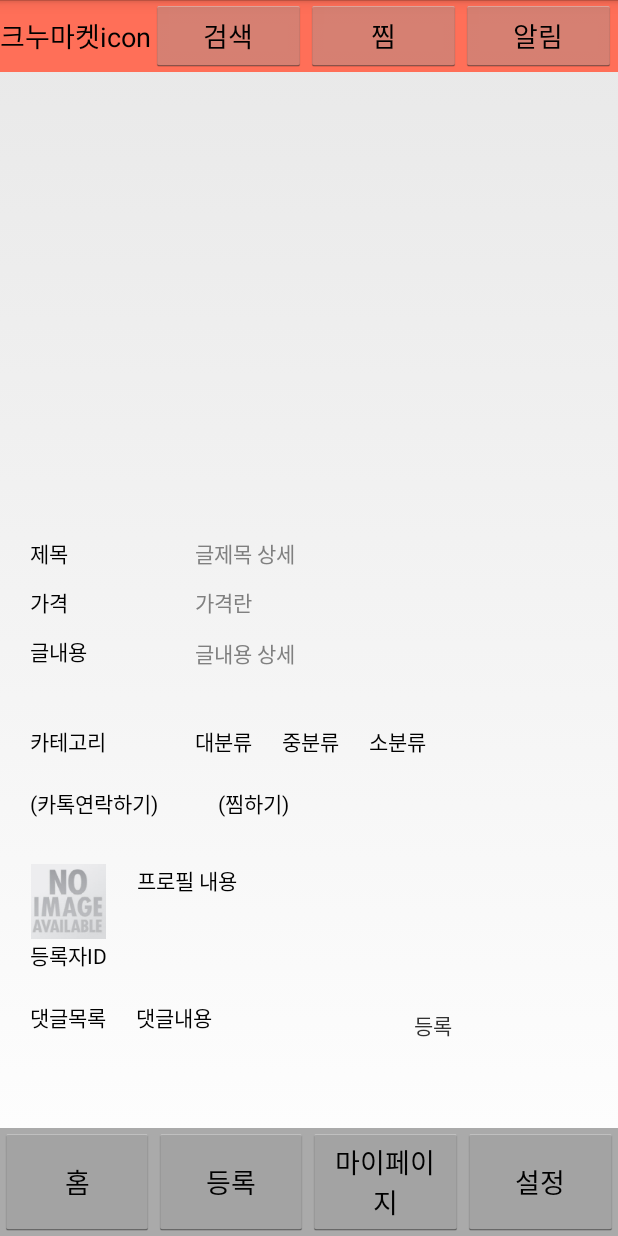
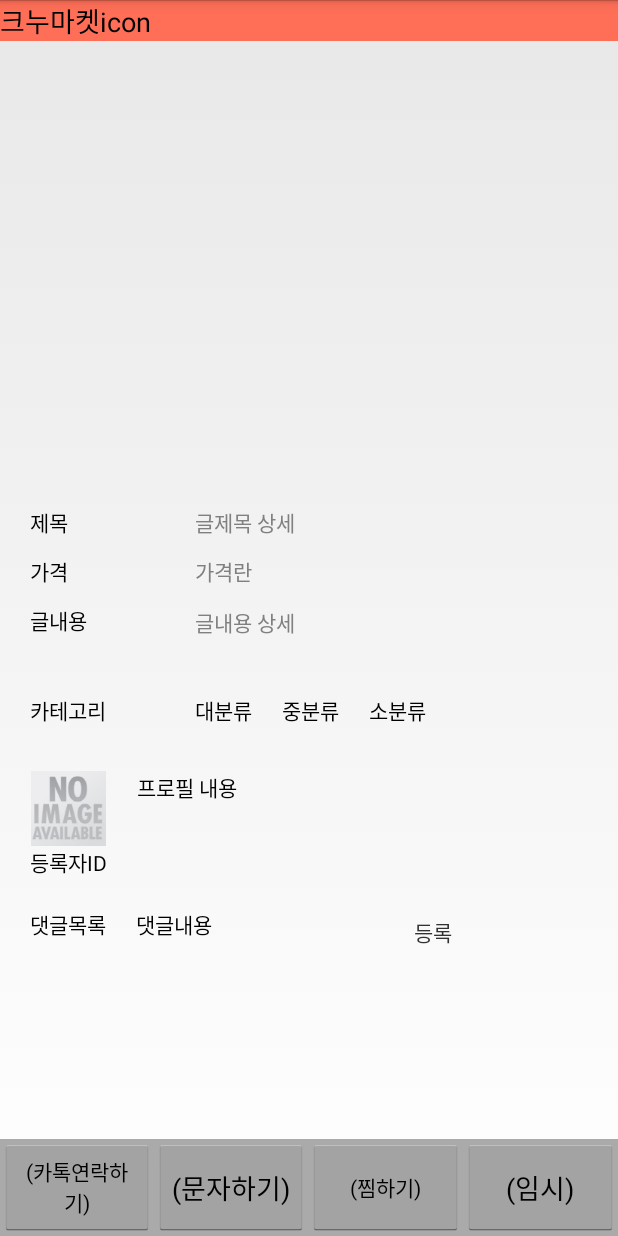
Before and after one commit to Ganco/KNU_Market, an Android app: the PostActivity screen opened directly, with no data from a screen before it, on a phone screen of 412 x 824 dp. Run offline under Robolectric (Android 15) with nearby library versions, the phone set to English and light mode, and no system bars; 1 statement that could not run was skipped.

Commit message:
layout update

```diff
--- a/app/src/main/res/layout/activity_post.xml
+++ b/app/src/main/res/layout/activity_post.xml
@@ -32,27 +32,6 @@
                 android:text="크누마켓icon"
                 android:id="@+id/textView" />
 
-            <Button
-                android:layout_width="wrap_content"
-                android:layout_height="wrap_content"
-                android:text="@string/search"
-                android:id="@+id/button"
-                android:layout_weight="0.33" />
-
-            <Button
-                android:layout_width="wrap_content"
-                android:layout_height="wrap_content"
-                android:text="@string/zzim"
-                android:id="@+id/button2"
-                android:layout_weight="0.33" />
-
-            <Button
-                android:layout_width="wrap_content"
-                android:layout_height="wrap_content"
-                android:text="@string/notify"
-                android:id="@+id/button3"
-                android:layout_weight="0.33" />
-
         </LinearLayout>
         <ScrollView
             android:layout_width="fill_parent"
@@ -75,7 +54,7 @@
                 android:id="@+id/post_layout">
 
                 <view
-                    android:layout_width="wrap_content"
+                    android:layout_width="match_parent"
                     android:layout_height="300dp"
                     class="android.support.v4.view.ViewPager"
                     android:id="@+id/post_viewpager"
@@ -221,35 +200,6 @@
 
                     </LinearLayout>
 
-
-
-                    <LinearLayout
-                        android:orientation="horizontal"
-                        android:layout_width="fill_parent"
-                        android:layout_height="wrap_content"
-                        android:layout_marginTop="20dp"
-                        android:layout_marginStart="20dp"
-                        android:layout_weight="1">
-
-                        <TextView
-                            android:layout_width="wrap_content"
-                            android:layout_height="match_parent"
-                            android:text="(카톡연락하기)"
-                            android:textSize="14sp"
-                            android:textColor="@android:color/black"
-                            android:id="@+id/ItemText07"/>
-
-                        <TextView
-                            android:layout_width="wrap_content"
-                            android:layout_height="match_parent"
-                            android:layout_marginStart="40dp"
-                            android:text="(찜하기)"
-                            android:textSize="14sp"
-                            android:textColor="@android:color/black"
-                            android:id="@+id/ItemText08"/>
-
-                    </LinearLayout>
-
                     <LinearLayout
                         android:orientation="horizontal"
                         android:layout_width="fill_parent"
@@ -328,6 +278,13 @@
                             android:layout_marginTop="5dp"
                             android:text="등록"
                             android:id="@+id/ItemText12"/>
+                        <ListView
+                            android:layout_width="match_parent"
+                            android:layout_height="wrap_content"
+                            android:id="@+id/commentList">
+
+
+                         </ListView>
                     </LinearLayout>
                 </LinearLayout>
 
@@ -351,30 +308,35 @@
                 android:layout_height="wrap_content">
 
                 <Button
-                    android:layout_width="0dp"
+                    android:layout_width="50dp"
                     android:layout_height="match_parent"
-                    android:text="@string/home"
                     android:id="@+id/button4"
-                    android:layout_weight="1" />
+                    android:layout_weight="1"
+                    android:text="(카톡연락하기)"
+                    android:textSize="14sp"
+                    android:textColor="@android:color/black"/>
 
                 <Button
-                    android:layout_width="0dp"
+                    android:layout_width="50dp"
                     android:layout_height="match_parent"
-                    android:text="@string/addPost"
+                    android:text="(문자하기)"
                     android:id="@+id/button5"
                     android:layout_weight="1" />
 
                 <Button
-                    android:layout_width="0dp"
+                    android:layout_width="50dp"
                     android:layout_height="match_parent"
-                    android:text="@string/myPage"
                     android:id="@+id/button6"
-                    android:layout_weight="1" />
+                    android:layout_weight="1"
+                    android:text="(찜하기)"
+                    android:textSize="14sp"
+                    android:textColor="@android:color/black"/>
+
 
                 <Button
-                    android:layout_width="0dp"
+                    android:layout_width="50dp"
                     android:layout_height="match_parent"
-                    android:text="@string/config"
+                    android:text="(임시)"
                     android:id="@+id/button7"
                     android:layout_weight="1" />
             </LinearLayout>
```
Also changed, not shown: app/src/main/res/layout/comment_list.xml (added, +38 -0 lines).
